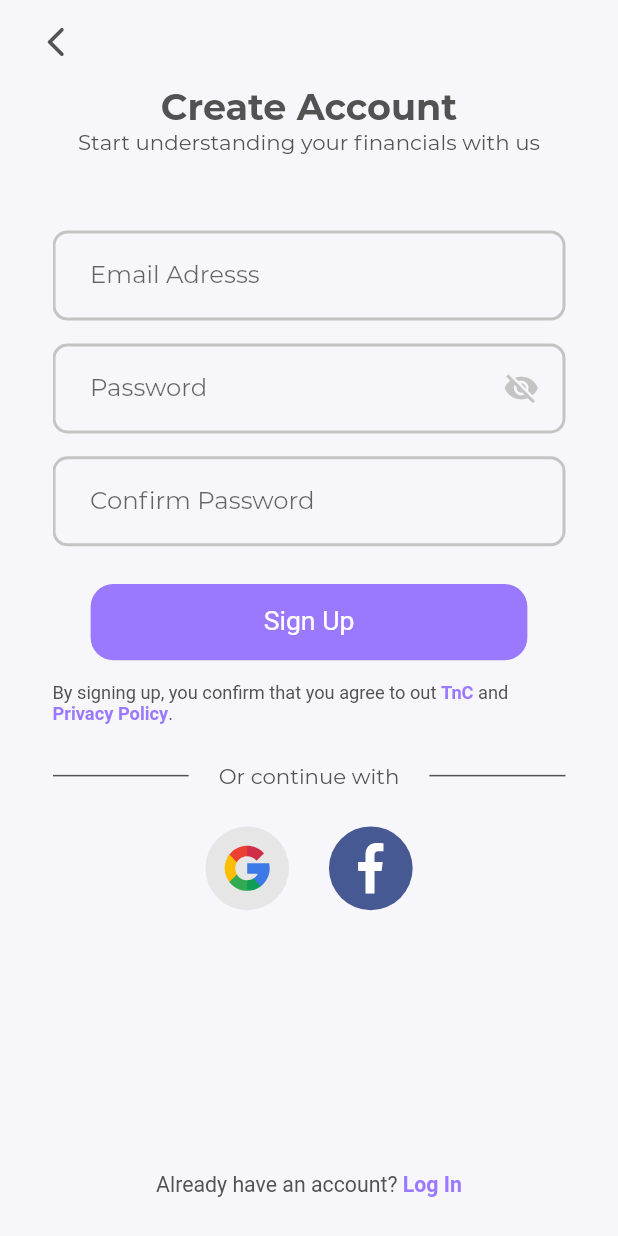
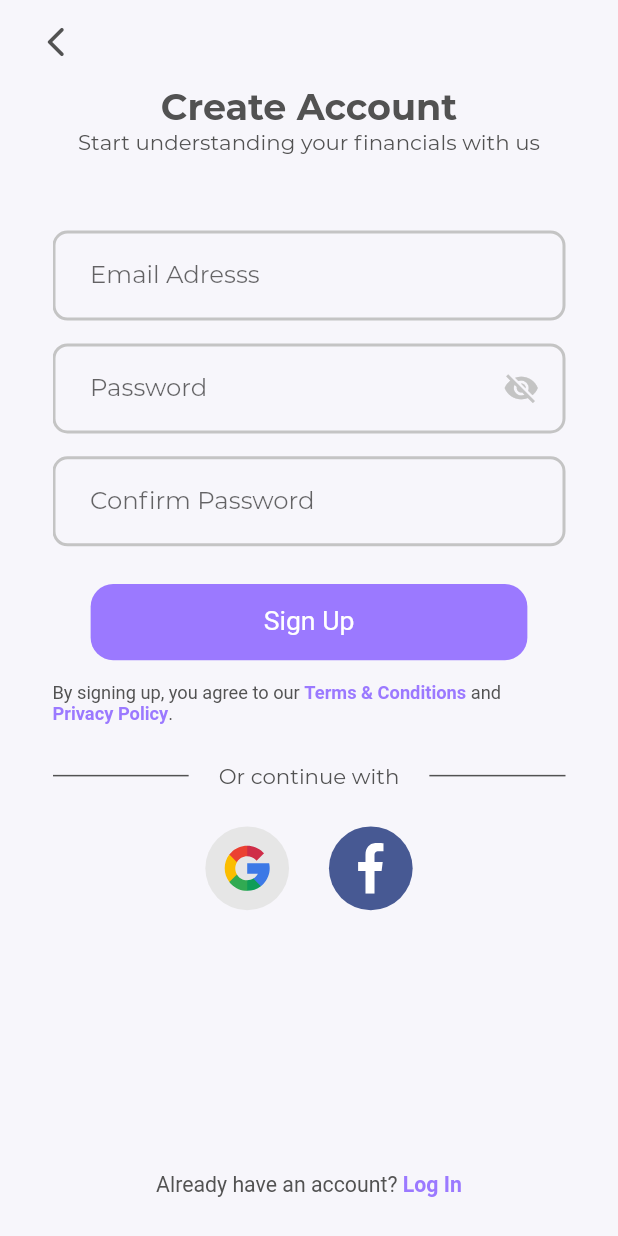
Before and after one commit to weichunnn/compound, a Flutter app: the SignUpScreen screen opened by its route, on a phone screen of 412 x 824 dp. Run offline on Flutter 3.47's test engine with Material 2 defaults, Android fonts, the light colour scheme and no system bars; drawn by our look-alikes of easy_rich_text; our stand-ins replace flash, flutter_svg, form_field_validator, intl_phone_number_input, local_auth, pinput and 1 more; accounts and stored records are empty; project files that could hold a hidden picture were left out.

Commit message:
refactored tnc texts

```diff
--- /dev/null
+++ b/lib/components/tnc_text.dart
@@ -0,0 +1,44 @@
+import 'package:easy_rich_text/easy_rich_text.dart';
+import 'package:flutter/gestures.dart';
+import 'package:flutter/material.dart';
+
+import '../constants.dart';
+import '../size_config.dart';
+
+class TNCText extends StatelessWidget {
+  final TextAlign textAlign;
+  const TNCText({
+    Key key,
+    this.textAlign,
+  }) : super(key: key);
+
+  @override
+  Widget build(BuildContext context) {
+    return EasyRichText(
+      'By signing up, you agree to our Terms & Conditions and Privacy Policy.',
+      textAlign: textAlign,
+      defaultStyle: TextStyle(
+        fontSize: getProportionateScreenHeight(12),
+        color: kTextColor,
+      ),
+      patternList: [
+        EasyRichTextPattern(
+          targetString: 'Terms & Conditions',
+          style: TextStyle(
+            fontWeight: FontWeight.bold,
+            color: kPrimaryColor,
+          ),
+          recognizer: TapGestureRecognizer()..onTap = () {},
+        ),
+        EasyRichTextPattern(
+          targetString: 'Privacy Policy',
+          style: TextStyle(
+            fontWeight: FontWeight.bold,
+            color: kPrimaryColor,
+          ),
+          recognizer: TapGestureRecognizer()..onTap = () {},
+        ),
+      ],
+    );
+  }
+}
--- a/lib/screens/sign_up/components/sign_up_form.dart
+++ b/lib/screens/sign_up/components/sign_up_form.dart
@@ -1,11 +1,10 @@
-import 'package:easy_rich_text/easy_rich_text.dart';
-import 'package:flutter/gestures.dart';
 import 'package:flutter/material.dart';
 import 'package:form_field_validator/form_field_validator.dart';
 
 import '../../../constants.dart';
 import '../../../size_config.dart';
 import '../../../components/default_button.dart';
+import '../../../components/tnc_text.dart';
 
 class FormModel {
   FormModel({
@@ -57,15 +56,15 @@ class _SignUpFormState extends State<SignUpForm> {
       ),
       MinLengthValidator(
         8,
-        errorText: 'Password must be at least 8 digits long',
+        errorText: 'At least 8 digits long',
       ),
       PatternValidator(
         r'([A-Z]+)',
-        errorText: 'Password must have at least one uppercase letter',
+        errorText: 'At least one uppercase letter',
       ),
       PatternValidator(
         r'(?=.*?[#?!@$%^&*-])',
-        errorText: 'Password must have at least one special character',
+        errorText: 'At least one special character',
       ),
     ],
   );
@@ -118,31 +117,7 @@ class _SignUpFormState extends State<SignUpForm> {
           SizedBox(
             height: getProportionateScreenHeight(5),
           ),
-          EasyRichText(
-            'By signing up, you confirm that you agree to out TnC and Privacy Policy.',
-            defaultStyle: TextStyle(
-              fontSize: getProportionateScreenHeight(12),
-              color: kTextColor,
-            ),
-            patternList: [
-              EasyRichTextPattern(
-                targetString: 'TnC',
-                style: TextStyle(
-                  fontWeight: FontWeight.bold,
-                  color: kPrimaryColor,
-                ),
-                recognizer: TapGestureRecognizer()..onTap = () {},
-              ),
-              EasyRichTextPattern(
-                targetString: 'Privacy Policy',
-                style: TextStyle(
-                  fontWeight: FontWeight.bold,
-                  color: kPrimaryColor,
-                ),
-                recognizer: TapGestureRecognizer()..onTap = () {},
-              ),
-            ],
-          ),
+          TNCText(textAlign: TextAlign.start),
         ],
       ),
     );
--- a/lib/screens/welcome/components/body.dart
+++ b/lib/screens/welcome/components/body.dart
@@ -3,6 +3,7 @@ import 'package:flutter_svg/flutter_svg.dart';
 
 import '../../../size_config.dart';
 import '../../../components/default_button.dart';
+import '../../../components/tnc_text.dart';
 
 class Body extends StatelessWidget {
   @override
@@ -74,14 +75,8 @@ class Body extends StatelessWidget {
           Spacer(),
           SizedBox(
             width: getProportionateScreenWidth(235),
-            child: Text(
-              'By signing up,  you agree to our Terms & Conditions and Privacy Policy.',
-              textAlign: TextAlign.center,
-              style: TextStyle(
-                fontSize: getProportionateScreenHeight(12),
-              ),
-            ),
-          )
+            child: TNCText(textAlign: TextAlign.center),
+          ),
         ],
       ),
     );
```
